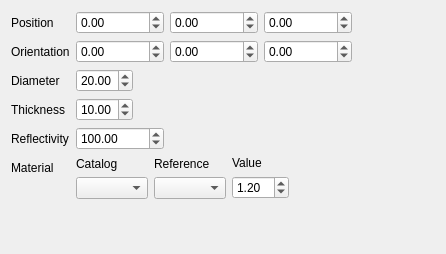
Qt form freecad/pyoptools/GUI/RoundMirror.ui (cihologramas/freecad-pyoptools) before a commit.
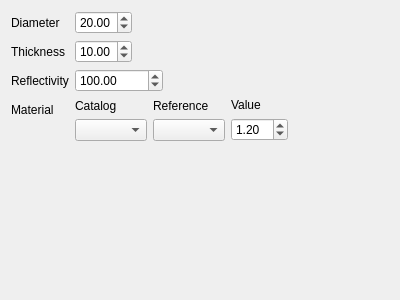
The same form after that commit.

Commit message:
Using the positionWidget
All the optical components are using now the position widget.

```diff
--- a/freecad/pyoptools/GUI/RoundMirror.ui
+++ b/freecad/pyoptools/GUI/RoundMirror.ui
@@ -1,19 +1,19 @@
 <?xml version="1.0" encoding="UTF-8"?>
 <ui version="4.0">
- <class>Dialog</class>
- <widget class="QDialog" name="Dialog">
+ <class>Form</class>
+ <widget class="QWidget" name="Form">
   <property name="geometry">
    <rect>
     <x>0</x>
     <y>0</y>
-    <width>446</width>
-    <height>254</height>
+    <width>400</width>
+    <height>300</height>
    </rect>
   </property>
   <property name="windowTitle">
    <string>Dialog</string>
   </property>
-  <layout class="QHBoxLayout" name="horizontalLayout_4">
+  <layout class="QVBoxLayout" name="verticalLayout">
    <item>
     <layout class="QFormLayout" name="formLayout">
      <property name="sizeConstraint">
@@ -23,126 +23,41 @@
       <enum>QFormLayout::ExpandingFieldsGrow</enum>
      </property>
      <item row="0" column="0">
-      <widget class="QLabel" name="label_10">
-       <property name="text">
-        <string>Position</string>
-       </property>
-      </widget>
-     </item>
-     <item row="0" column="1">
-      <layout class="QHBoxLayout" name="horizontalLayout_3">
-       <item>
-        <widget class="QDoubleSpinBox" name="Xpos">
-         <property name="minimum">
-          <double>-1000000.000000000000000</double>
-         </property>
-         <property name="maximum">
-          <double>1000000.000000000000000</double>
-         </property>
-        </widget>
-       </item>
-       <item>
-        <widget class="QDoubleSpinBox" name="Ypos">
-         <property name="minimum">
-          <double>-1000000.000000000000000</double>
-         </property>
-         <property name="maximum">
-          <double>1000000.000000000000000</double>
-         </property>
-        </widget>
-       </item>
-       <item>
-        <widget class="QDoubleSpinBox" name="Zpos">
-         <property name="minimum">
-          <double>-1000000.000000000000000</double>
-         </property>
-         <property name="maximum">
-          <double>1000000.000000000000000</double>
-         </property>
-        </widget>
-       </item>
-      </layout>
-     </item>
-     <item row="1" column="0">
-      <widget class="QLabel" name="label_7">
-       <property name="text">
-        <string>Orientation</string>
-       </property>
-      </widget>
-     </item>
-     <item row="1" column="1">
-      <layout class="QHBoxLayout" name="horizontalLayout">
-       <item>
-        <widget class="QDoubleSpinBox" name="Xrot">
-         <property name="minimum">
-          <double>-1000000.000000000000000</double>
-         </property>
-         <property name="maximum">
-          <double>1000000.000000000000000</double>
-         </property>
-        </widget>
-       </item>
-       <item>
-        <widget class="QDoubleSpinBox" name="Yrot">
-         <property name="minimum">
-          <double>-1000000.000000000000000</double>
-         </property>
-         <property name="maximum">
-          <double>1000000.000000000000000</double>
-         </property>
-         <property name="value">
-          <double>0.000000000000000</double>
-         </property>
-        </widget>
-       </item>
-       <item>
-        <widget class="QDoubleSpinBox" name="Zrot">
-         <property name="minimum">
-          <double>-1000000.000000000000000</double>
-         </property>
-         <property name="maximum">
-          <double>1000000.000000000000000</double>
-         </property>
-        </widget>
-       </item>
-      </layout>
-     </item>
-     <item row="2" column="0">
       <widget class="QLabel" name="label_2">
        <property name="text">
         <string>Diameter</string>
        </property>
       </widget>
      </item>
-     <item row="2" column="1">
+     <item row="0" column="1">
       <widget class="QDoubleSpinBox" name="D">
        <property name="value">
         <double>20.000000000000000</double>
        </property>
       </widget>
      </item>
-     <item row="3" column="0">
+     <item row="1" column="0">
       <widget class="QLabel" name="label">
        <property name="text">
         <string>Thickness</string>
        </property>
       </widget>
      </item>
-     <item row="3" column="1">
+     <item row="1" column="1">
       <widget class="QDoubleSpinBox" name="Thickness">
        <property name="value">
         <double>10.000000000000000</double>
        </property>
       </widget>
      </item>
-     <item row="4" column="0">
+     <item row="2" column="0">
       <widget class="QLabel" name="label_3">
        <property name="text">
         <string>Reflectivity</string>
        </property>
       </widget>
      </item>
-     <item row="4" column="1">
+     <item row="2" column="1">
       <widget class="QDoubleSpinBox" name="Reflectivity">
        <property name="minimum">
         <double>-100000.000000000000000</double>
@@ -155,14 +70,14 @@
        </property>
       </widget>
      </item>
-     <item row="5" column="0">
+     <item row="3" column="0">
       <widget class="QLabel" name="label_5">
        <property name="text">
         <string>Material</string>
        </property>
       </widget>
      </item>
-     <item row="5" column="1">
+     <item row="3" column="1">
       <layout class="QHBoxLayout" name="horizontalLayout_2">
        <item>
         <layout class="QVBoxLayout" name="verticalLayout_4">
```
Left out of the diff: 2 changed lines with no effect on the pictures. The commit also changes 21 other files.
